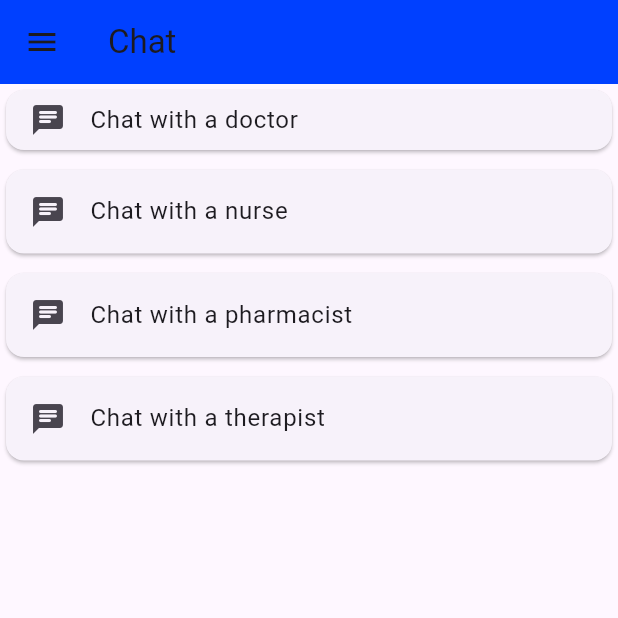
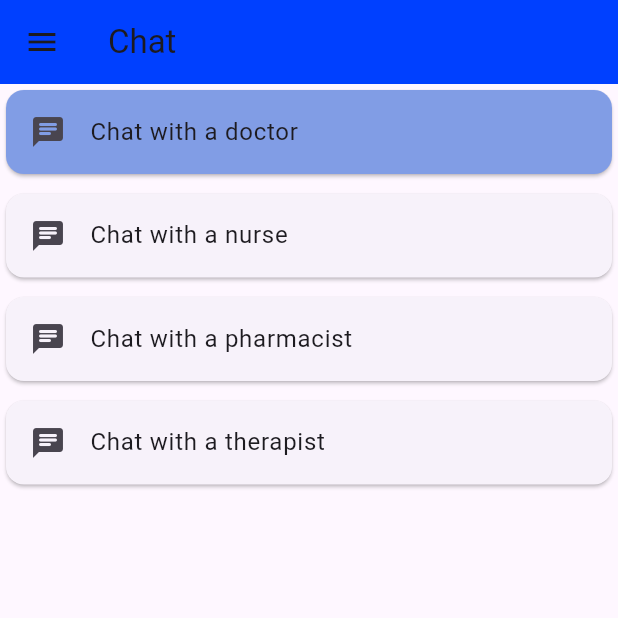
Before and after one commit to Billy272/Health_Plus, a Flutter app: the ChatScreen screen opened directly, on a phone screen of 412 x 824 dp, the top half of it. Run offline on Flutter 3.47's test engine with Material 3 defaults, Android fonts, the phone set to English and light mode, and no system bars; our stand-ins replace font_awesome_flutter.

Commit message:
chore: Update chat screen with color and UI improvements

```diff
--- a/health_plus/lib/chat.dart
+++ b/health_plus/lib/chat.dart
@@ -20,9 +20,9 @@ class ChatScreen extends StatelessWidget {
       body: Column(
         children: <Widget>[
           Card(
+            color: const Color.fromARGB(255, 129, 157, 229),
             child: ListTile(
               title: const Text('Chat with a doctor'),
-              minTileHeight: BorderSide.strokeAlignCenter,
               leading: const Icon(Icons.chat_rounded),
               onTap: () {
                 Navigator.push(
```
